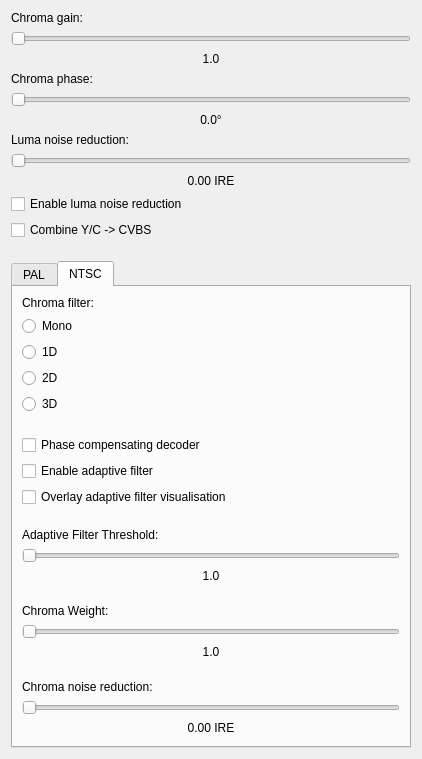
Qt form src/ld-analyse/chromadecoderconfigdialog.ui (vrunk11/ld-decode-tools) before a commit.
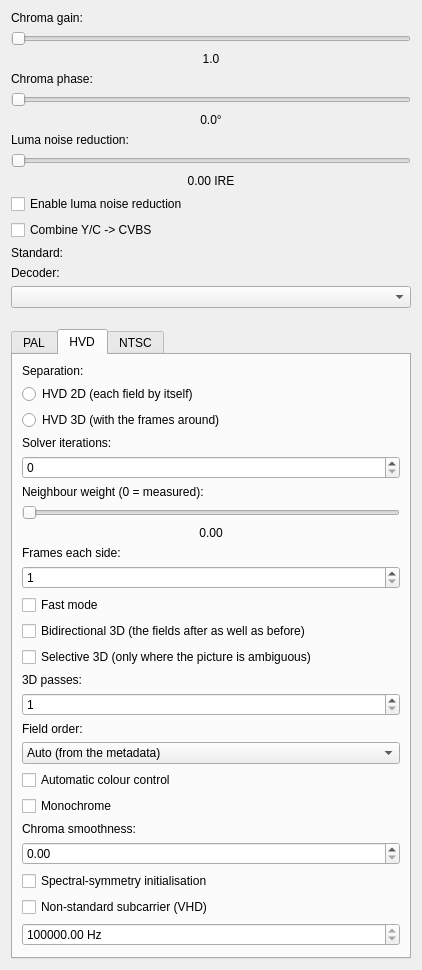
The same form after that commit.

Commit message: ld-analyse: the decoder is chosen in a list, with the HVD decoder and its settings

Diff of the .ui file:
```diff
--- a/src/ld-analyse/chromadecoderconfigdialog.ui
+++ b/src/ld-analyse/chromadecoderconfigdialog.ui
@@ -121,6 +121,23 @@
      </property>
     </widget>
    </item>
+   <item>
+    <widget class="QLabel" name="standardLabel">
+     <property name="text">
+      <string>Standard:</string>
+     </property>
+    </widget>
+   </item>
+   <item>
+    <widget class="QLabel" name="decoderLabel">
+     <property name="text">
+      <string>Decoder:</string>
+     </property>
+    </widget>
+   </item>
+   <item>
+    <widget class="QComboBox" name="decoderComboBox"/>
+   </item>
    <item>
     <spacer name="verticalSpacer_1">
      <property name="orientation">
@@ -286,6 +303,242 @@
        </item>
       </layout>
      </widget>
+     <widget class="QWidget" name="hvdTab">
+      <attribute name="title">
+       <string>HVD</string>
+      </attribute>
+      <layout class="QVBoxLayout" name="hvdVerticalLayout">
+       <item>
+        <widget class="QLabel" name="hvdFilterLabel">
+         <property name="text">
+          <string>Separation:</string>
+         </property>
+        </widget>
+       </item>
+       <item>
+        <widget class="QRadioButton" name="hvd2DRadioButton">
+         <property name="text">
+          <string>HVD 2D (each field by itself)</string>
+         </property>
+         <attribute name="buttonGroup">
+          <string notr="true">hvdFilterButtonGroup</string>
+         </attribute>
+        </widget>
+       </item>
+       <item>
+        <widget class="QRadioButton" name="hvd3DRadioButton">
+         <property name="text">
+          <string>HVD 3D (with the frames around)</string>
+         </property>
+         <attribute name="buttonGroup">
+          <string notr="true">hvdFilterButtonGroup</string>
+         </attribute>
+        </widget>
+       </item>
+       <item>
+        <widget class="QLabel" name="hvdIterationsLabel">
+         <property name="text">
+          <string>Solver iterations:</string>
+         </property>
+        </widget>
+       </item>
+       <item>
+        <widget class="QSpinBox" name="hvdIterationsSpinBox">
+         <property name="maximum">
+          <number>50</number>
+         </property>
+        </widget>
+       </item>
+       <item>
+        <widget class="QLabel" name="hvdStrengthLabel">
+         <property name="text">
+          <string>Neighbour weight (0 = measured):</string>
+         </property>
+        </widget>
+       </item>
+       <item>
+        <widget class="QSlider" name="hvdStrengthHorizontalSlider">
+         <property name="maximum">
+          <number>200</number>
+         </property>
+         <property name="orientation">
+          <enum>Qt::Horizontal</enum>
+         </property>
+        </widget>
+       </item>
+       <item>
+        <widget class="QLabel" name="hvdStrengthValueLabel">
+         <property name="text">
+          <string>0.00</string>
+         </property>
+         <property name="alignment">
+          <set>Qt::AlignCenter</set>
+         </property>
+        </widget>
+       </item>
+       <item>
+        <widget class="QLabel" name="hvdOverlapLabel">
+         <property name="text">
+          <string>Frames each side:</string>
+         </property>
+        </widget>
+       </item>
+       <item>
+        <widget class="QSpinBox" name="hvdOverlapSpinBox">
+         <property name="minimum">
+          <number>1</number>
+         </property>
+         <property name="maximum">
+          <number>4</number>
+         </property>
+        </widget>
+       </item>
+       <item>
+        <widget class="QCheckBox" name="hvdFastCheckBox">
+         <property name="text">
+          <string>Fast mode</string>
+         </property>
+        </widget>
+       </item>
+       <item>
+        <widget class="QCheckBox" name="hvdBidirectionalCheckBox">
+         <property name="text">
+          <string>Bidirectional 3D (the fields after as well as before)</string>
+         </property>
+        </widget>
+       </item>
+       <item>
+        <widget class="QCheckBox" name="hvdSelectiveCheckBox">
+         <property name="text">
+          <string>Selective 3D (only where the picture is ambiguous)</string>
+         </property>
+        </widget>
+       </item>
+       <item>
+        <widget class="QLabel" name="hvdPassesLabel">
+         <property name="text">
+          <string>3D passes:</string>
+         </property>
+        </widget>
+       </item>
+       <item>
+        <widget class="QSpinBox" name="hvdPassesSpinBox">
+         <property name="minimum">
+          <number>1</number>
+         </property>
+         <property name="maximum">
+          <number>4</number>
+         </property>
+        </widget>
+       </item>
+       <item>
+        <widget class="QLabel" name="hvdFieldOrderLabel">
+         <property name="text">
+          <string>Field order:</string>
+         </property>
+        </widget>
+       </item>
+       <item>
+        <widget class="QComboBox" name="hvdFieldOrderComboBox">
+         <item>
+          <property name="text">
+           <string>Auto (from the metadata)</string>
+          </property>
+         </item>
+         <item>
+          <property name="text">
+           <string>First field is the top one</string>
+          </property>
+         </item>
+         <item>
+          <property name="text">
+           <string>First field is the bottom one</string>
+          </property>
+         </item>
+        </widget>
+       </item>
+       <item>
+        <widget class="QCheckBox" name="hvdAccCheckBox">
+         <property name="text">
+          <string>Automatic colour control</string>
+         </property>
+        </widget>
+       </item>
+       <item>
+        <widget class="QCheckBox" name="hvdMonochromeCheckBox">
+         <property name="text">
+          <string>Monochrome</string>
+         </property>
+        </widget>
+       </item>
+       <item>
+        <widget class="QLabel" name="hvdSmoothnessLabel">
+         <property name="text">
+          <string>Chroma smoothness:</string>
+         </property>
+        </widget>
+       </item>
+       <item>
+        <widget class="QDoubleSpinBox" name="hvdSmoothnessSpinBox">
+         <property name="decimals">
+          <number>2</number>
+         </property>
+         <property name="maximum">
+          <double>8.000000000000000</double>
+         </property>
+         <property name="singleStep">
+          <double>0.100000000000000</double>
+         </property>
+        </widget>
+       </item>
+       <item>
+        <widget class="QCheckBox" name="hvdSymmetryCheckBox">
+         <property name="text">
+          <string>Spectral-symmetry initialisation</string>
+         </property>
+        </widget>
+       </item>
+       <item>
+        <widget class="QCheckBox" name="hvdCustomSubcarrierCheckBox">
+         <property name="text">
+          <string>Non-standard subcarrier (VHD)</string>
+         </property>
+        </widget>
+       </item>
+       <item>
+        <widget class="QDoubleSpinBox" name="hvdSubcarrierSpinBox">
+         <property name="suffix">
+          <string> Hz</string>
+         </property>
+         <property name="decimals">
+          <number>2</number>
+         </property>
+         <property name="minimum">
+          <double>500000.000000000000000</double>
+         </property>
+         <property name="maximum">
+          <double>6000000.000000000000000</double>
+         </property>
+         <property name="singleStep">
+          <double>100.000000000000000</double>
+         </property>
+        </widget>
+       </item>
+       <item>
+        <spacer name="verticalSpacer_hvd">
+         <property name="orientation">
+          <enum>Qt::Vertical</enum>
+         </property>
+         <property name="sizeHint" stdset="0">
+          <size>
+           <width>20</width>
+           <height>0</height>
+          </size>
+         </property>
+        </spacer>
+       </item>
+      </layout>
+     </widget>
      <widget class="QWidget" name="ntscTab">
       <attribute name="title">
        <string>NTSC</string>
```
Left out of the diff: 1 changed line with no effect on the pictures. The commit also changes 11 other files.
